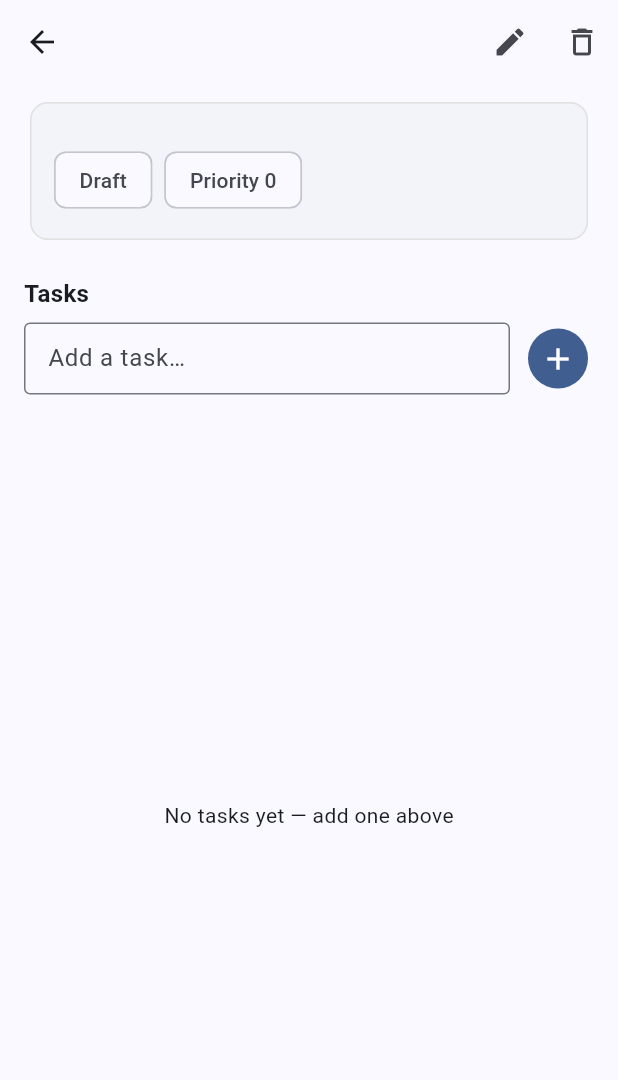
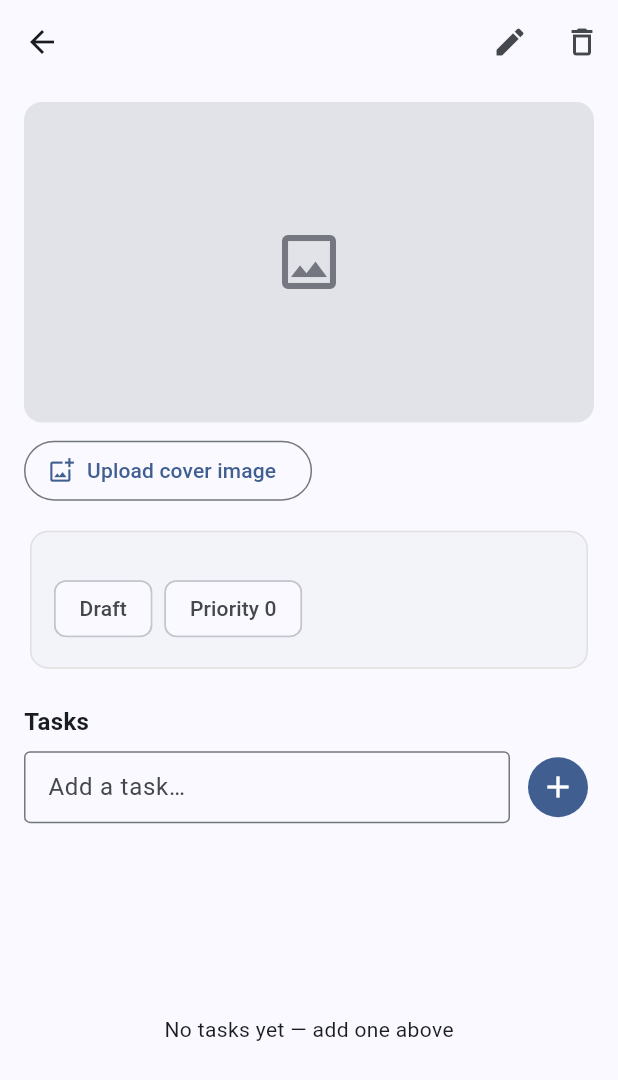
Before and after one commit to Algofix/Optimyweb, a Flutter app: the ProjectDetailScreen screen opened directly with empty values, on a phone screen of 412 x 824 dp. Shown: the top 1080 px of the screen. Run offline on Flutter 3.47's test engine with Material 3 defaults, Android fonts, the phone set to English and light mode, and no system bars; our stand-ins replace cloud_firestore, firebase_core, firebase_storage, web; missing offline and left inert: dart:js_interop; accounts and stored records are empty.

Commit message:
Add per-project cover image upload via Firebase Storage
Co-authored-by: Al Santos Martinho <al@almartinho.com>

```diff
--- a/lib/models/project.dart
+++ b/lib/models/project.dart
@@ -34,6 +34,7 @@ class Project {
     required this.priority,
     required this.createdAt,
     required this.updatedAt,
+    this.imageUrl,
   });
 
   final String id;
@@ -44,6 +45,9 @@ class Project {
   final int priority;
   final DateTime createdAt;
   final DateTime updatedAt;
+
+  /// Download URL of the project's cover image in Firebase Storage, if any.
+  final String? imageUrl;
 
   factory Project.fromFirestore(DocumentSnapshot<Map<String, dynamic>> doc) {
     final data = doc.data() ?? {};
@@ -56,6 +60,7 @@ class Project {
       priority: (data['priority'] as num?)?.toInt() ?? 2,
       createdAt: (data['createdAt'] as Timestamp?)?.toDate() ?? DateTime.now(),
       updatedAt: (data['updatedAt'] as Timestamp?)?.toDate() ?? DateTime.now(),
+      imageUrl: data['imageUrl'] as String?,
     );
   }
 
@@ -66,6 +71,7 @@ class Project {
       'goal': goal,
       'status': status.value,
       'priority': priority,
+      'imageUrl': imageUrl,
       'updatedAt': FieldValue.serverTimestamp(),
     };
     if (isNew) {
--- a/lib/screens/project_detail_screen.dart
+++ b/lib/screens/project_detail_screen.dart
@@ -3,6 +3,9 @@ import 'package:flutter/material.dart';
 import '../models/project.dart';
 import '../models/task.dart';
 import '../services/project_repository.dart';
+import '../services/storage_service.dart';
+import '../utils/image_picker.dart';
+import '../widgets/project_cover.dart';
 import '../widgets/project_url_link.dart';
 import 'project_form_screen.dart';
 
@@ -17,12 +20,36 @@ class ProjectDetailScreen extends StatefulWidget {
 
 class _ProjectDetailScreenState extends State<ProjectDetailScreen> {
   final _repo = ProjectRepository();
+  final _storage = StorageService();
   final _taskCtrl = TextEditingController();
+  bool _uploadingCover = false;
 
   @override
   void dispose() {
     _taskCtrl.dispose();
     super.dispose();
+  }
+
+  Future<void> _uploadCover(Project project) async {
+    final picked = await pickImage();
+    if (picked == null || !mounted) return;
+    setState(() => _uploadingCover = true);
+    try {
+      final url = await _storage.uploadProjectCover(
+        project.id,
+        picked.bytes,
+        contentType: picked.contentType,
+      );
+      await _repo.setProjectImageUrl(project.id, url);
+    } catch (e) {
+      if (mounted) {
+        ScaffoldMessenger.of(context).showSnackBar(
+          SnackBar(content: Text('Image upload failed: $e')),
+        );
+      }
+    } finally {
+      if (mounted) setState(() => _uploadingCover = false);
+    }
   }
 
   Future<void> _addTask() async {
@@ -118,7 +145,15 @@ class _ProjectDetailScreenState extends State<ProjectDetailScreen> {
             crossAxisAlignment: CrossAxisAlignment.stretch,
             children: [
               Padding(
-                padding: const EdgeInsets.fromLTRB(16, 8, 16, 0),
+                padding: const EdgeInsets.fromLTRB(16, 12, 16, 0),
+                child: ProjectCover(
+                  imageUrl: project.imageUrl,
+                  uploading: _uploadingCover,
+                  onUpload: () => _uploadCover(project),
+                ),
+              ),
+              Padding(
+                padding: const EdgeInsets.fromLTRB(16, 12, 16, 0),
                 child: _ProjectHeader(project: project),
               ),
               const Padding(
--- a/lib/screens/project_form_screen.dart
+++ b/lib/screens/project_form_screen.dart
@@ -58,6 +58,7 @@ class _ProjectFormScreenState extends State<ProjectFormScreen> {
         priority: _priority,
         createdAt: widget.existing?.createdAt ?? now,
         updatedAt: now,
+        imageUrl: widget.existing?.imageUrl,
       );
       await _repo.saveProject(project, isNew: !_isEdit);
       if (mounted) Navigator.of(context).pop();
--- /dev/null
+++ b/lib/services/storage_service.dart
@@ -0,0 +1,23 @@
+import 'dart:typed_data';
+
+import 'package:firebase_storage/firebase_storage.dart';
+
+/// Thin wrapper around Firebase Storage for project assets.
+class StorageService {
+  StorageService({FirebaseStorage? storage})
+      : _storage = storage ?? FirebaseStorage.instance;
+
+  final FirebaseStorage _storage;
+
+  /// Uploads [bytes] as the cover image for [projectId] and returns the
+  /// public download URL. Stored at `projects/{projectId}/cover`.
+  Future<String> uploadProjectCover(
+    String projectId,
+    Uint8List bytes, {
+    String contentType = 'image/jpeg',
+  }) async {
+    final ref = _storage.ref('projects/$projectId/cover');
+    await ref.putData(bytes, SettableMetadata(contentType: contentType));
+    return ref.getDownloadURL();
+  }
+}
--- /dev/null
+++ b/lib/utils/image_picker.dart
@@ -0,0 +1,9 @@
+import 'image_picker_stub.dart'
+    if (dart.library.js_interop) 'image_picker_web.dart' as impl;
+import 'picked_image.dart';
+
+export 'picked_image.dart';
+
+/// Prompts the user to choose an image file. Returns the selected image, or
+/// `null` if the user cancelled (or the platform can't pick files).
+Future<PickedImage?> pickImage() => impl.pickImage();
--- /dev/null
+++ b/lib/utils/image_picker_stub.dart
@@ -0,0 +1,6 @@
+import 'picked_image.dart';
+
+/// Fallback for non-web platforms. Picking an image from native storage needs
+/// a platform plugin (e.g. `image_picker`), which isn't wired up here, so this
+/// returns `null`.
+Future<PickedImage?> pickImage() async => null;
--- /dev/null
+++ b/lib/widgets/project_cover.dart
@@ -0,0 +1,74 @@
+import 'package:flutter/material.dart';
+
+/// Shows a project's cover image (16:9) with a button to upload/replace it.
+class ProjectCover extends StatelessWidget {
+  const ProjectCover({
+    super.key,
+    required this.imageUrl,
+    required this.uploading,
+    required this.onUpload,
+  });
+
+  final String? imageUrl;
+  final bool uploading;
+  final VoidCallback onUpload;
+
+  @override
+  Widget build(BuildContext context) {
+    final theme = Theme.of(context);
+    final hasImage = imageUrl != null && imageUrl!.isNotEmpty;
+
+    return Column(
+      crossAxisAlignment: CrossAxisAlignment.stretch,
+      children: [
+        AspectRatio(
+          aspectRatio: 16 / 9,
+          child: ClipRRect(
+            borderRadius: BorderRadius.circular(12),
+            child: Container(
+              color: theme.colorScheme.surfaceContainerHighest,
+              child: hasImage
+                  ? Image.network(
+                      imageUrl!,
+                      fit: BoxFit.cover,
+                      errorBuilder: (_, _, _) => _placeholder(theme),
+                    )
+                  : _placeholder(theme),
+            ),
+          ),
+        ),
+        const SizedBox(height: 8),
+        Align(
+          alignment: Alignment.centerLeft,
+          child: OutlinedButton.icon(
+            onPressed: uploading ? null : onUpload,
+            icon: uploading
+                ? const SizedBox(
+                    width: 16,
+                    height: 16,
+                    child: CircularProgressIndicator(strokeWidth: 2),
+                  )
+                : Icon(
+                    hasImage
+                        ? Icons.image_outlined
+                        : Icons.add_photo_alternate_outlined,
+                  ),
+            label: Text(
+              uploading
+                  ? 'Uploading…'
+                  : (hasImage ? 'Change cover image' : 'Upload cover image'),
+            ),
+          ),
+        ),
+      ],
+    );
+  }
+
+  Widget _placeholder(ThemeData theme) => Center(
+        child: Icon(
+          Icons.image_outlined,
+          size: 48,
+          color: theme.colorScheme.outline,
+        ),
+      );
+}
```
Also changed, not shown: lib/screens/home_screen.dart (+19 -0 lines), lib/services/project_repository.dart (+8 -0 lines), lib/utils/image_picker_web.dart (added, +35 -0 lines), lib/utils/picked_image.dart (added, +14 -0 lines).
